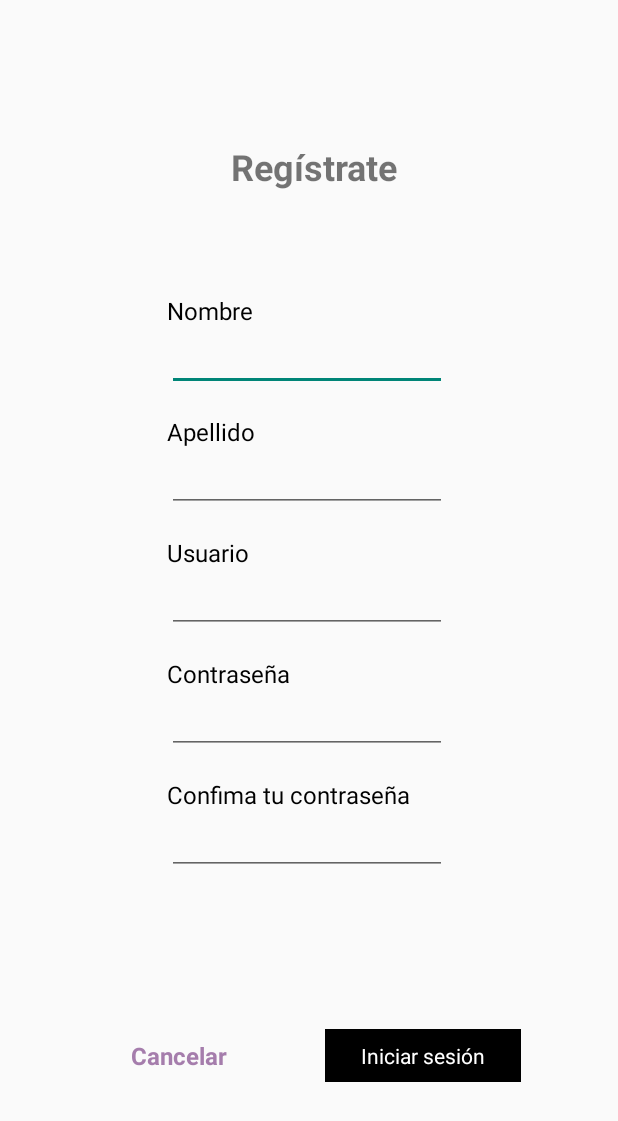
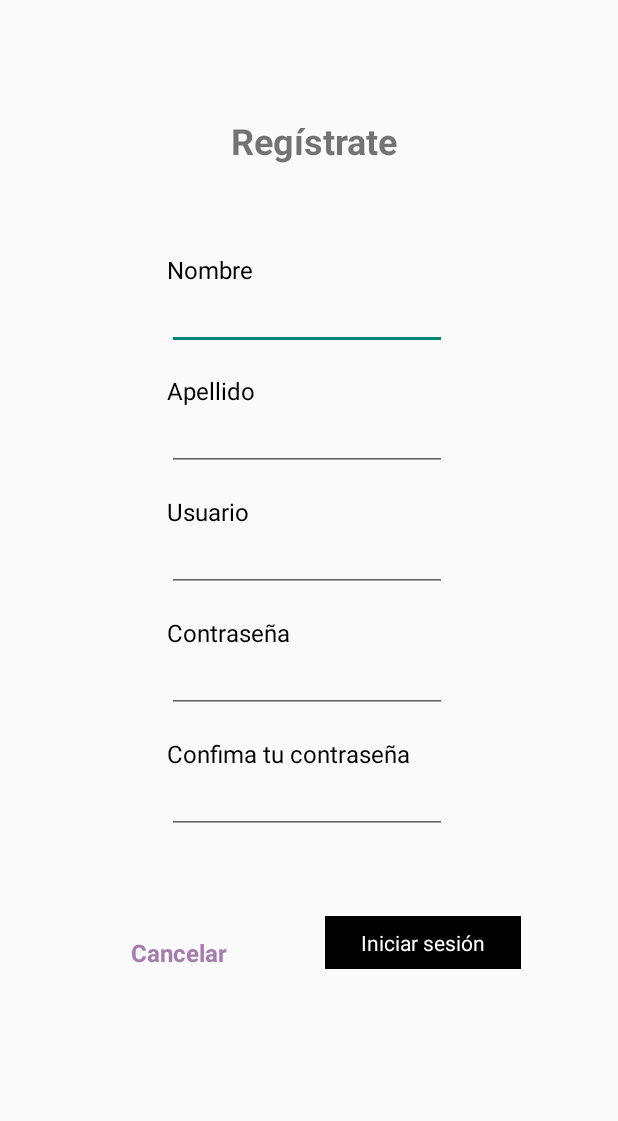
Before and after one commit to MagaliCF/To-Do-App, an Android app: the RegisterActivity screen opened directly, with no data from a screen before it, on a phone screen of 412 x 824 dp. Shown: the top 1121 px of the screen. Run offline under Robolectric (Android 15) with nearby library versions, the phone set to English and light mode, and no system bars; our stand-ins replace Room's generated code, data binding.

Commit message:
fixed redundance in register activity

```diff
--- a/app/src/main/java/com/example/to_do/RegisterActivity.java
+++ b/app/src/main/java/com/example/to_do/RegisterActivity.java
@@ -4,10 +4,12 @@ import androidx.appcompat.app.AppCompatActivity;
 import androidx.lifecycle.Observer;
 import androidx.lifecycle.ViewModelProvider;
 
+import android.content.Context;
 import android.content.Intent;
 import android.os.Bundle;
 import android.util.Log;
 import android.view.View;
+import android.view.inputmethod.InputMethodManager;
 import android.widget.EditText;
 import android.widget.TextView;
 import android.widget.Toast;
@@ -29,7 +31,8 @@ public class RegisterActivity extends AppCompatActivity {
         binding = ActivityRegisterBinding.inflate(getLayoutInflater());
         setContentView(binding.getRoot());
 
-        taskViewModel = (TaskViewModel) new ViewModelProvider(this).get(TaskViewModel.class);
+        taskViewModel = new ViewModelProvider(this).get(TaskViewModel.class);
+        binding.setLifecycleOwner(this);
 
         binding.txtViewSave.setOnClickListener(new View.OnClickListener() {
             @Override
@@ -57,15 +60,12 @@ public class RegisterActivity extends AppCompatActivity {
                 if(password.equals(passwordConfirm)) {
                     try {
                         User user = new User(username, password, name, lastname);
-                        taskViewModel.init(user);
                         taskViewModel.getUserNameExist(username).observe(this, new Observer<String>() {
                             @Override
                             public void onChanged(String mUsername) {
-                                /*Log.e(TAG, "User seved hola: " + mUsername);
-                                Log.e(TAG, "User seved parte uno: " + username.equals(mUsername));*/
                                 if(!username.equals(mUsername)){
-                                    User user = new User(username, password, name, lastname);
-                                    taskViewModel.init(user);
+
+                                    //TODO: Checar pq se manda la petición dos veces
 
                                     taskViewModel.insertUser(user);
 
--- a/app/src/main/java/com/example/to_do/utils/Utils.java
+++ b/app/src/main/java/com/example/to_do/utils/Utils.java
@@ -2,6 +2,8 @@ package com.example.to_do.utils;
 
 import android.content.Context;
 import android.content.SharedPreferences;
+import android.view.View;
+import android.view.inputmethod.InputMethodManager;
 
 import com.example.to_do.models.User;
 import com.google.gson.Gson;
@@ -26,4 +28,9 @@ public class Utils {
 
         return user;
     }
+
+    public static void hideKeyboard(View view) {
+        InputMethodManager imm = (InputMethodManager) view.getContext().getSystemService(Context.INPUT_METHOD_SERVICE);
+        imm.hideSoftInputFromWindow(view.getWindowToken(), 0);
+    }
 }
--- a/app/src/main/java/com/example/to_do/viewmodel/TaskViewModel.java
+++ b/app/src/main/java/com/example/to_do/viewmodel/TaskViewModel.java
@@ -45,6 +45,7 @@ public class TaskViewModel extends AndroidViewModel {
         taskRepository.updateDataUser(user);
     }
     public LiveData<String> getUserNameExist(String mUsername){
+        username = taskRepository.getUserNameExist(mUsername);
         return username;
     }
     //Task methods
--- a/app/src/main/res/layout/activity_register.xml
+++ b/app/src/main/res/layout/activity_register.xml
@@ -3,15 +3,13 @@
     xmlns:tools="http://schemas.android.com/tools"
     tools:context=".RegisterActivity">
 
-    <data>
-        <variable
-            name="viewModel"
-            type="com.example.to_do.NewTaskActivity" />
-    </data>
+    <ScrollView
+        android:layout_width="match_parent"
+        android:layout_height="match_parent">
 
         <androidx.constraintlayout.widget.ConstraintLayout
             android:layout_width="match_parent"
-        android:layout_height="match_parent">
+            android:layout_height="wrap_content">
 
             <TextView
                 android:id="@+id/txtViewSignIn"
@@ -50,6 +48,7 @@
                 android:layout_height="wrap_content"
                 android:ems="10"
                 android:textSize="16sp"
+                android:inputType="textCapWords"
                 app:layout_constraintEnd_toEndOf="@+id/txtViewName"
                 app:layout_constraintHorizontal_bias="0.0"
                 app:layout_constraintStart_toStartOf="@+id/txtViewName"
@@ -73,6 +72,7 @@
                 android:id="@+id/edtTxtLastname"
                 android:layout_width="wrap_content"
                 android:layout_height="wrap_content"
+                android:inputType="textCapWords"
                 android:ems="10"
                 android:textSize="16sp"
                 app:layout_constraintEnd_toEndOf="@+id/txtViewLastname"
@@ -100,6 +100,7 @@
                 android:layout_height="wrap_content"
                 android:ems="10"
                 android:textSize="16sp"
+                android:inputType="textCapWords"
                 app:layout_constraintEnd_toEndOf="@+id/txtViewUsername"
                 app:layout_constraintHorizontal_bias="0.0"
                 app:layout_constraintStart_toStartOf="@+id/txtViewUsername"
@@ -168,6 +169,8 @@
                 android:id="@+id/txtViewCancel"
                 android:layout_width="wrap_content"
                 android:layout_height="wrap_content"
+                android:layout_marginTop="68dp"
+                android:layout_marginBottom="32dp"
                 android:fontFamily="sans-serif"
                 android:text="Cancelar"
                 android:textColor="#A57DAC"
@@ -177,12 +180,14 @@
                 app:layout_constraintEnd_toEndOf="parent"
                 app:layout_constraintHorizontal_bias="0.25"
                 app:layout_constraintStart_toStartOf="parent"
-            app:layout_constraintTop_toBottomOf="@+id/edtTxtPasswordConfirm" />
+                app:layout_constraintTop_toBottomOf="@+id/edtTxtPasswordConfirm"
+                app:layout_constraintVertical_bias="1.0" />
 
             <TextView
                 android:id="@+id/txtViewSave"
                 android:layout_width="wrap_content"
                 android:layout_height="wrap_content"
+                android:layout_marginBottom="32dp"
                 android:background="@color/black"
                 android:fontFamily="sans-serif"
                 android:gravity="center"
@@ -193,8 +198,11 @@
                 app:layout_constraintBottom_toBottomOf="parent"
                 app:layout_constraintEnd_toEndOf="parent"
                 app:layout_constraintStart_toEndOf="@+id/txtViewCancel"
-            app:layout_constraintTop_toBottomOf="@+id/edtTxtPasswordConfirm" />
+                app:layout_constraintTop_toBottomOf="@+id/edtTxtPasswordConfirm"
+                app:layout_constraintVertical_bias="1.0" />
 
         </androidx.constraintlayout.widget.ConstraintLayout>
 
+
+    </ScrollView>
 </layout>
```
Lines whose indentation alone changed are shown as unchanged.
